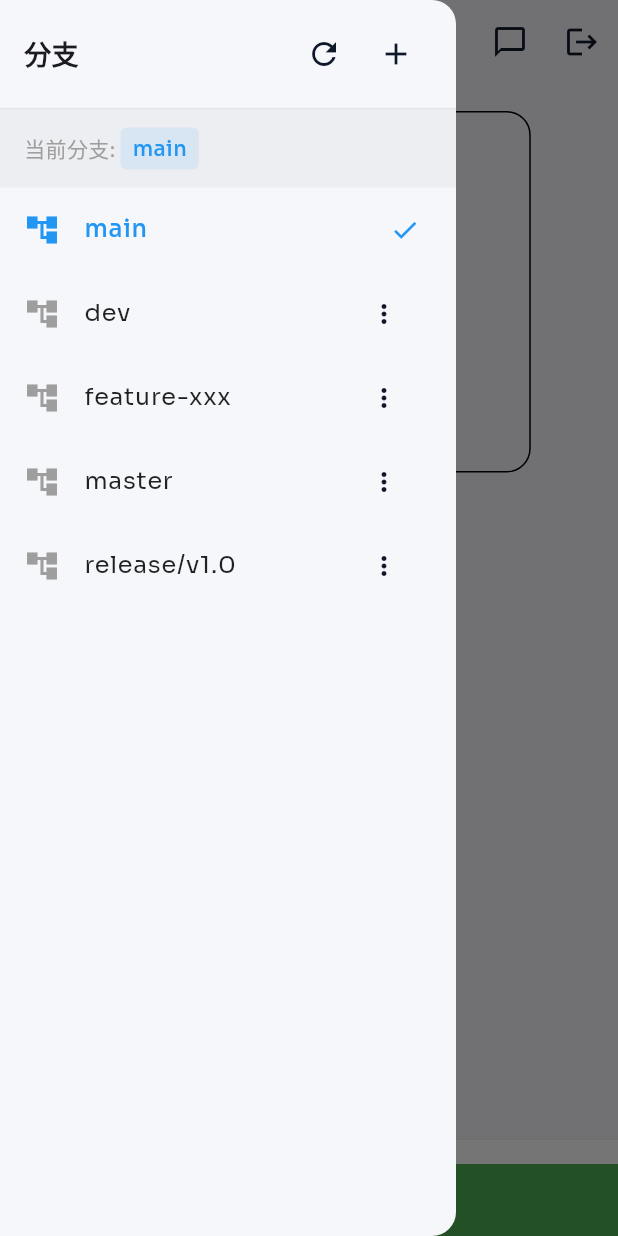
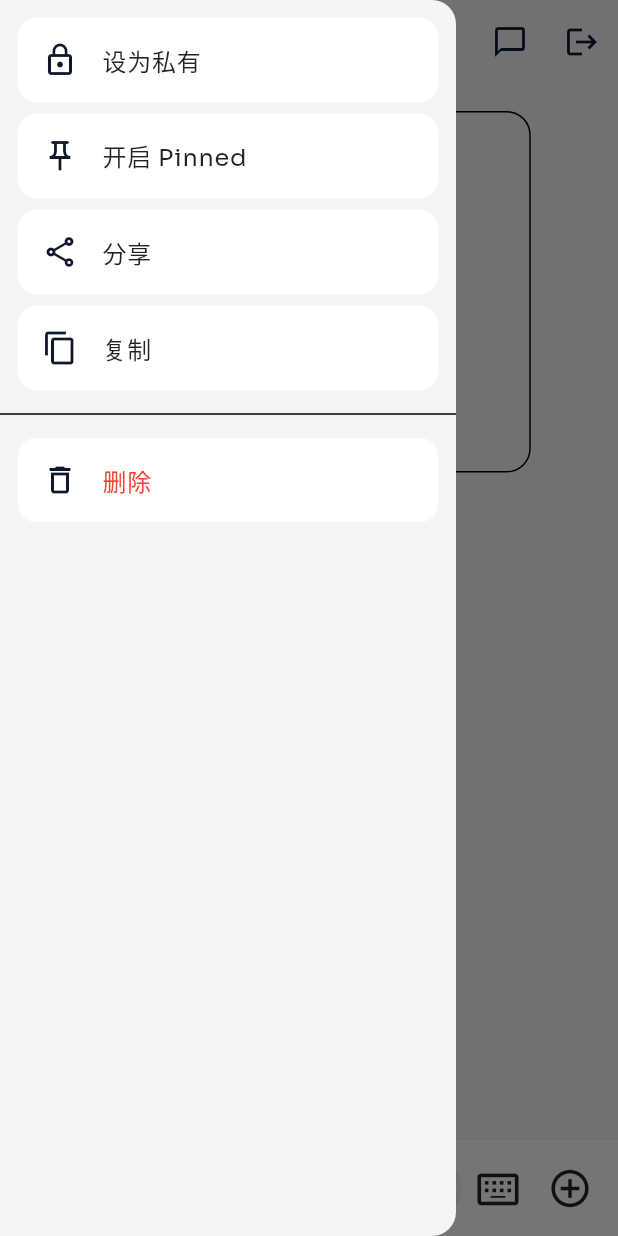
Before and after one commit to SamuelLAN/vibe-code-mobile, a Flutter app: the ChatScreen screen opened directly, in the side drawer, after a tap on the "refresh" icon, on a phone screen of 412 x 824 dp. Run offline on Flutter 3.47's test engine with Material 3 defaults, Android fonts, the phone set to English and light mode, and no system bars; drawn by our look-alikes of flutter_markdown; our stand-ins replace file_picker, flutter_secure_storage, google_fonts, image_picker; accounts and stored records are empty.

Commit message:
Refactor GitDrawer to a stateless widget and simplify branch management functionality. Update chat screen icon for improved navigation. Enhance input bar gesture handling for better user experience during voice recording.

```diff
--- a/lib/screens/chat_screen.dart
+++ b/lib/screens/chat_screen.dart
@@ -259,7 +259,7 @@ class _ChatScreenState extends State<ChatScreen> {
       appBar: AppBar(
         leading: Builder(
           builder: (context) => IconButton(
-            icon: const Icon(Icons.account_tree_outlined),
+            icon: const Icon(Icons.menu),
             onPressed: () => Scaffold.of(context).openDrawer(),
           ),
         ),
--- a/lib/screens/git_drawer.dart
+++ b/lib/screens/git_drawer.dart
@@ -1,275 +1,122 @@
 import 'package:flutter/material.dart';
-import 'package:provider/provider.dart';
 
-import '../models/git_models.dart';
-import '../services/git_service.dart';
-import '../services/settings_service.dart';
-
-class GitDrawer extends StatefulWidget {
+class GitDrawer extends StatelessWidget {
   const GitDrawer({super.key});
 
   @override
-  State<GitDrawer> createState() => _GitDrawerState();
-}
-
-class _GitDrawerState extends State<GitDrawer> {
-  List<String> _branches = [];
-  String _currentBranch = 'main';
-  bool _isLoading = false;
-
-  @override
-  void initState() {
-    super.initState();
-    _loadBranches();
+  Widget build(BuildContext context) {
+    return Drawer(
+      backgroundColor: const Color(0xFFF5F5F5),
+      child: SafeArea(
+        child: ListView(
+          padding: EdgeInsets.zero,
+          children: [
+            const SizedBox(height: 8),
+            _buildMenuItem(
+              icon: Icons.lock_outline,
+              title: '设为私有',
+              onTap: () {
+                Navigator.pop(context);
+                ScaffoldMessenger.of(context).showSnackBar(
+                  const SnackBar(content: Text('设为私有')),
+                );
+              },
+            ),
+            _buildMenuItem(
+              icon: Icons.push_pin_outlined,
+              title: '开启 Pinned',
+              onTap: () {
+                Navigator.pop(context);
+                ScaffoldMessenger.of(context).showSnackBar(
+                  const SnackBar(content: Text('开启 Pinned')),
+                );
+              },
+            ),
+            _buildMenuItem(
+              icon: Icons.share_outlined,
+              title: '分享',
+              onTap: () {
+                Navigator.pop(context);
+                ScaffoldMessenger.of(context).showSnackBar(
+                  const SnackBar(content: Text('分享')),
+                );
+              },
+            ),
+            _buildMenuItem(
+              icon: Icons.copy_outlined,
+              title: '复制',
+              onTap: () {
+                Navigator.pop(context);
+                ScaffoldMessenger.of(context).showSnackBar(
+                  const SnackBar(content: Text('复制')),
+                );
+              },
+            ),
+            const Divider(height: 24),
+            _buildMenuItem(
+              icon: Icons.delete_outline,
+              title: '删除',
+              titleColor: Colors.red,
+              onTap: () {
+                Navigator.pop(context);
+                _showDeleteConfirmation(context);
+              },
+            ),
+          ],
+        ),
+      ),
+    );
   }
 
-  Future<void> _loadBranches() async {
-    final git = context.read<GitService>();
-    setState(() => _isLoading = true);
-    try {
-      final branches = await git.getBranches();
-      final currentBranch = await git.getCurrentBranch();
-      if (mounted) {
-        setState(() {
-          _branches = branches;
-          _currentBranch = currentBranch;
-        });
-      }
-    } catch (e) {
-      if (mounted) {
-        ScaffoldMessenger.of(context).showSnackBar(
-          SnackBar(content: Text('Failed to load branches: $e')),
-        );
-      }
-    } finally {
-      if (mounted) {
-        setState(() => _isLoading = false);
-      }
-    }
+  Widget _buildMenuItem({
+    required IconData icon,
+    required String title,
+    required VoidCallback onTap,
+    Color? titleColor,
+  }) {
+    return Container(
+      margin: const EdgeInsets.symmetric(horizontal: 12, vertical: 4),
+      decoration: BoxDecoration(
+        color: Colors.white,
+        borderRadius: BorderRadius.circular(12),
+      ),
+      child: ListTile(
+        leading: Icon(icon, size: 24),
+        title: Text(
+          title,
+          style: TextStyle(
+            fontSize: 16,
+            color: titleColor ?? Colors.black87,
+          ),
+        ),
+        onTap: onTap,
+      ),
+    );
   }
 
-  Future<void> _showResult(GitOperationResult result) async {
-    if (!mounted) return;
-    ScaffoldMessenger.of(context).showSnackBar(
-      SnackBar(
-        content: Text(result.message + (result.details == null ? '' : ' ${result.details}')),
-        backgroundColor: result.success ? Colors.green : Colors.red,
-      ),
-    );
-    if (result.success) {
-      await _loadBranches();
-    }
-  }
-
-  Future<void> _createBranch() async {
-    final git = context.read<GitService>();
-    final controller = TextEditingController();
-
-    if (!mounted) return;
-    final result = await showDialog<String>(
+  void _showDeleteConfirmation(BuildContext context) {
+    showDialog<void>(
       context: context,
       builder: (context) => AlertDialog(
-        title: const Text('新建分支'),
-        content: TextField(
-          controller: controller,
-          autofocus: true,
-          decoration: const InputDecoration(
-            hintText: '分支名称',
-          ),
-        ),
+        title: const Text('删除对话'),
+        content: const Text('确定要删除这个对话吗？此操作无法撤销。'),
         actions: [
           TextButton(
             onPressed: () => Navigator.of(context).pop(),
             child: const Text('取消'),
           ),
           ElevatedButton(
-            onPressed: () => Navigator.of(context).pop(controller.text.trim()),
-            child: const Text('创建'),
-          ),
-        ],
-      ),
-    );
-
-    if (result != null && result.isNotEmpty) {
-      final opResult = await git.createBranch(name: result);
-      await _showResult(opResult);
-    }
-  }
-
-  Future<void> _deleteBranch(String branchName) async {
-    final git = context.read<GitService>();
-
-    if (!mounted) return;
-    final confirm = await showDialog<bool>(
-      context: context,
-      builder: (context) => AlertDialog(
-        title: const Text('删除分支'),
-        content: Text('确定要删除分支 "$branchName" 吗？'),
-        actions: [
-          TextButton(
-            onPressed: () => Navigator.of(context).pop(false),
-            child: const Text('取消'),
-          ),
-          ElevatedButton(
             style: ElevatedButton.styleFrom(backgroundColor: Colors.red),
-            onPressed: () => Navigator.of(context).pop(true),
+            onPressed: () {
+              Navigator.of(context).pop();
+              ScaffoldMessenger.of(context).showSnackBar(
+                const SnackBar(content: Text('对话已删除')),
+              );
+            },
             child: const Text('删除'),
           ),
         ],
       ),
     );
-
-    if (confirm == true) {
-      final opResult = await git.deleteBranch(name: branchName);
-      await _showResult(opResult);
-    }
-  }
-
-  Future<void> _switchBranch(String branchName) async {
-    final git = context.read<GitService>();
-    final opResult = await git.checkout(branch: branchName);
-    await _showResult(opResult);
-  }
-
-  void _showBranchOptions(String branchName) {
-    showModalBottomSheet<void>(
-      context: context,
-      builder: (context) => SafeArea(
-        child: Column(
-          mainAxisSize: MainAxisSize.min,
-          children: [
-            ListTile(
-              leading: const Icon(Icons.check_circle_outline),
-              title: const Text('切换分支'),
-              onTap: () {
-                Navigator.of(context).pop();
-                _switchBranch(branchName);
-              },
-            ),
-            if (branchName != _currentBranch)
-              ListTile(
-                leading: const Icon(Icons.merge_type),
-                title: const Text('合并到当前分支'),
-                onTap: () {
-                  Navigator.of(context).pop();
-                  _mergeBranch(branchName);
-                },
-              ),
-            if (branchName != 'main' && branchName != _currentBranch)
-              ListTile(
-                leading: const Icon(Icons.delete_outline, color: Colors.red),
-                title: const Text('删除分支', style: TextStyle(color: Colors.red)),
-                onTap: () {
-                  Navigator.of(context).pop();
-                  _deleteBranch(branchName);
-                },
-              ),
-          ],
-        ),
-      ),
-    );
-  }
-
-  Future<void> _mergeBranch(String sourceBranch) async {
-    final git = context.read<GitService>();
-    final opResult = await git.mergeBranch(source: sourceBranch, target: _currentBranch);
-    await _showResult(opResult);
-  }
-
-  @override
-  Widget build(BuildContext context) {
-    return Drawer(
-      child: SafeArea(
-        child: Column(
-          children: [
-            Container(
-              padding: const EdgeInsets.symmetric(horizontal: 16, vertical: 12),
-              decoration: BoxDecoration(
-                border: Border(bottom: BorderSide(color: Colors.grey.withOpacity(0.2))),
-              ),
-              child: Row(
-                children: [
-                  const Text(
-                    '分支',
-                    style: TextStyle(
-                      fontSize: 18,
-                      fontWeight: FontWeight.bold,
-                    ),
-                  ),
-                  const Spacer(),
-                  IconButton(
-                    icon: const Icon(Icons.refresh),
-                    onPressed: _isLoading ? null : _loadBranches,
-                  ),
-                  IconButton(
-                    icon: const Icon(Icons.add),
-                    onPressed: _createBranch,
-                  ),
-                ],
-              ),
-            ),
-            Container(
-              width: double.infinity,
-              padding: const EdgeInsets.symmetric(horizontal: 16, vertical: 12),
-              color: Colors.grey.withOpacity(0.1),
-              child: Row(
-                children: [
-                  const Text(
-                    '当前分支: ',
-                    style: TextStyle(color: Colors.grey),
-                  ),
-                  Container(
-                    padding: const EdgeInsets.symmetric(horizontal: 8, vertical: 4),
-                    decoration: BoxDecoration(
-                      color: const Color(0xFF2196F3).withOpacity(0.1),
-                      borderRadius: BorderRadius.circular(4),
-                    ),
-                    child: Text(
-                      _currentBranch,
-                      style: const TextStyle(
-                        color: Color(0xFF2196F3),
-                        fontWeight: FontWeight.w500,
-                      ),
-                    ),
-                  ),
-                ],
-              ),
-            ),
-            Expanded(
-              child: _isLoading
-                  ? const Center(child: CircularProgressIndicator())
-                  : ListView.builder(
-                      itemCount: _branches.length,
-                      itemBuilder: (context, index) {
-                        final branch = _branches[index];
-                        final isCurrent = branch == _currentBranch;
-                        return ListTile(
-                          leading: Icon(
-                            Icons.account_tree,
-                            color: isCurrent ? const Color(0xFF2196F3) : Colors.grey,
-                          ),
-                          title: Text(
-                            branch,
-                            style: TextStyle(
-                              color: isCurrent ? const Color(0xFF2196F3) : Colors.black87,
-                              fontWeight: isCurrent ? FontWeight.w500 : FontWeight.normal,
-                            ),
-                          ),
-                          trailing: isCurrent
-                              ? const Icon(Icons.check, color: Color(0xFF2196F3), size: 20)
-                              : IconButton(
-                                  icon: const Icon(Icons.more_vert, size: 20),
-                                  onPressed: () => _showBranchOptions(branch),
-                                ),
-                          onTap: isCurrent ? null : () => _switchBranch(branch),
-                          onLongPress: () => _showBranchOptions(branch),
-                        );
-                      },
-                    ),
-            ),
-          ],
-        ),
-      ),
-    );
   }
 }
```
Also changed, not shown: lib/widgets/input_bar.dart (+12 -7 lines).
